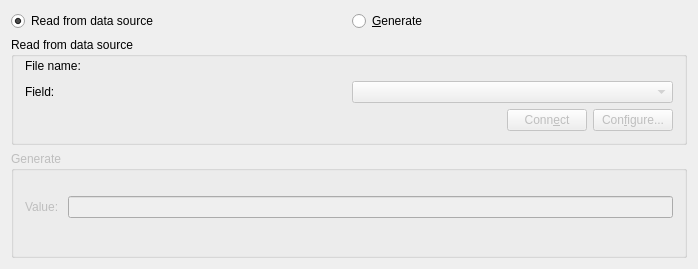
Above: src/libkstapp/scalartab.ui from Kst-plot/kst before the change. Below: the same form after it.
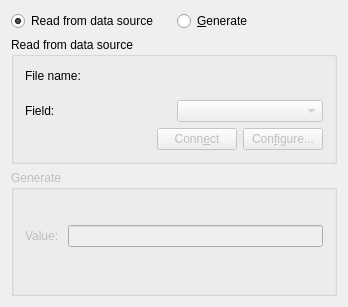
That is the form after the change. Custom widgets are drawn as their Qt base class.

Commit message:
Remove metadata from datasources. metadata is now to be handled as dataScalars and dataStrings, which have both been added to the datasource ui.
The other data sources can now be ported.

```diff
--- a/src/libkstapp/scalartab.ui
+++ b/src/libkstapp/scalartab.ui
@@ -5,8 +5,8 @@
    <rect>
     <x>0</x>
     <y>0</y>
-    <width>698</width>
-    <height>269</height>
+    <width>348</width>
+    <height>307</height>
    </rect>
   </property>
   <layout class="QGridLayout" name="gridLayout" >
```
The commit also changes 2 other files.
